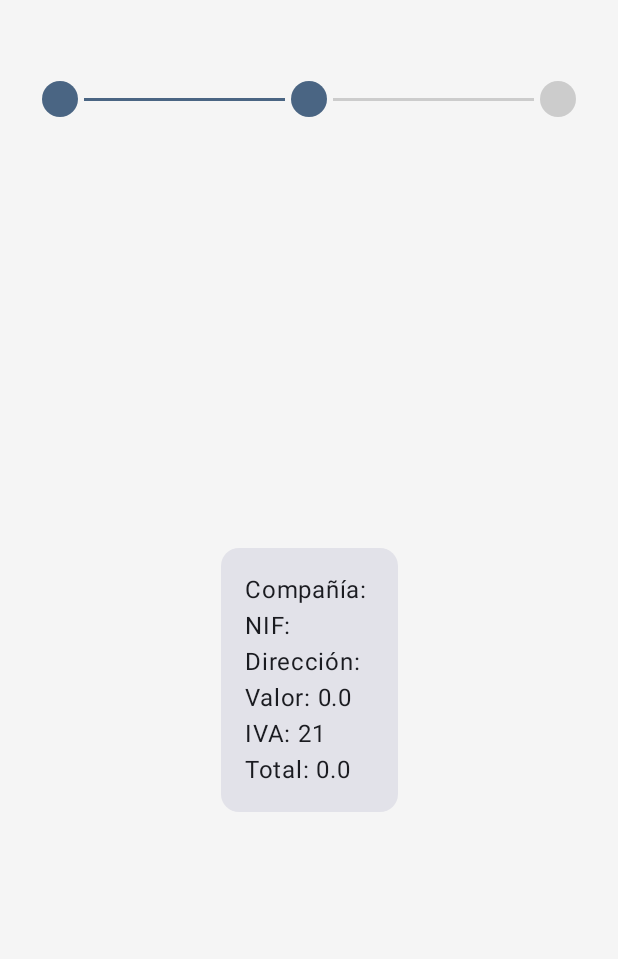
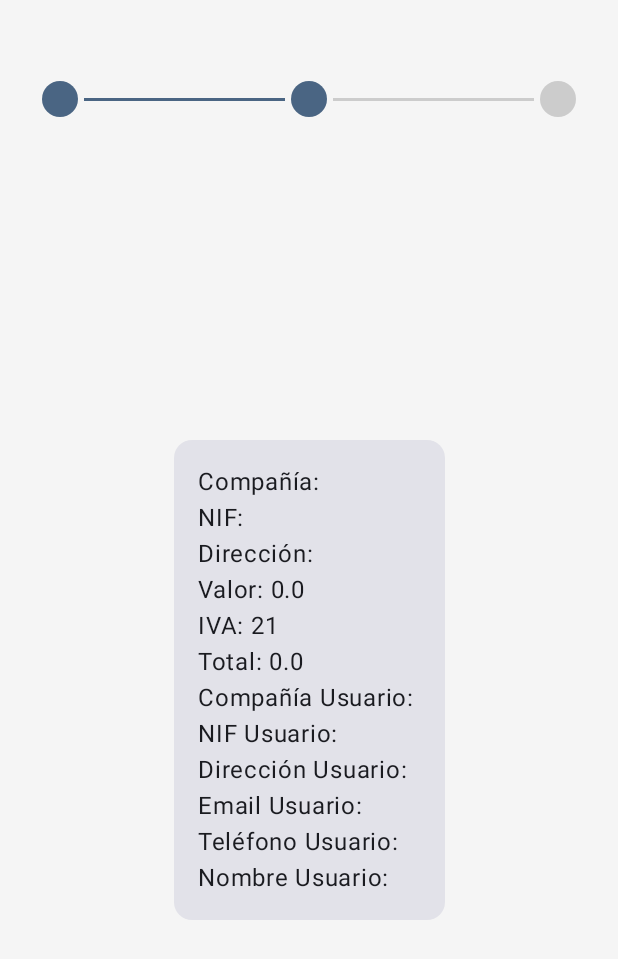
Before and after one commit to AlbaCastilla/Intermodular, an Android app built with Jetpack Compose: the FormularioConProgreso screen opened through its navigation route, after a tap on "Next", on a phone screen of 412 x 824 dp. Shown: the top 959 px of the screen. Run offline under Robolectric (Android 15) with nearby library versions, the phone set to English and light mode, and no system bars; our stand-ins replace Firebase (no records; nobody signed in at launch, a user with empty details on screens opened directly), livedata-compose.

Commit message:
Se guarda el usuario al hacer el login correctamente
Falta guardarlo en la bd

```diff
--- a/app/src/main/java/com/example/intermodular/models/User.kt
+++ b/app/src/main/java/com/example/intermodular/models/User.kt
@@ -5,5 +5,5 @@ package com.example.intermodular.models
      val companiaNombre: String = "",
      val nif: String = "",
      val direccion: String = "",
-     //entiendo q por el prototipo q tenemos --> deberia haber otro atributo de moneyCharged y otro de TOTAL
+
  )
--- a/app/src/main/java/com/example/intermodular/navigation/NavigationWrapper.kt
+++ b/app/src/main/java/com/example/intermodular/navigation/NavigationWrapper.kt
@@ -36,7 +36,7 @@ fun NavigationWrapper (navController: NavHostController) {
     val indicadorProgresoViewModel: IndicadorProgresoViewModel = viewModel()
 
 
-    NavHost(navController = navController, startDestination = AppScreens.FormularioFE.ruta) {
+    NavHost(navController = navController, startDestination = AppScreens.Login.ruta) {
         composable(AppScreens.Home.ruta){
             Home(
                 viewModel = homeViewModel
@@ -45,8 +45,8 @@ fun NavigationWrapper (navController: NavHostController) {
         }
         composable(AppScreens.Login.ruta){
             Login(
-                viewModel = loginViewModel
-                //luego añadiremos el navController q sino da error :)
+                viewModel = loginViewModel,
+                navController = navController
             )
         }
         composable(AppScreens.Registro.ruta){
--- a/app/src/main/java/com/example/intermodular/ui/screens/factEmitidas/form/FormularioFE3.kt
+++ b/app/src/main/java/com/example/intermodular/ui/screens/factEmitidas/form/FormularioFE3.kt
@@ -8,15 +8,18 @@ import androidx.compose.foundation.layout.padding
 import androidx.compose.material3.Card
 import androidx.compose.material3.Text
 import androidx.compose.runtime.Composable
+import androidx.compose.runtime.LaunchedEffect
 import androidx.compose.runtime.getValue
 import androidx.compose.runtime.livedata.observeAsState
 import androidx.compose.ui.Alignment
 import androidx.compose.ui.Modifier
 import androidx.compose.ui.graphics.Color
+import androidx.compose.ui.platform.LocalContext
 import androidx.compose.ui.unit.dp
 import androidx.navigation.NavHostController
 import com.example.intermodular.componentes.indicadorProgreso.IndicadorProgreso
 import com.example.intermodular.componentes.indicadorProgreso.IndicadorProgresoViewModel
+
 
 @Composable
 fun FuncionesFormularioFE3(
@@ -32,6 +35,20 @@ fun FuncionesFormularioFE3(
     val iva by viewModel.iva.observeAsState(21)
     val total by viewModel.total.observeAsState(0.0)
 
+
+    val companiaNombreUsuario by viewModel.companiaNombreUsuario.observeAsState("")
+    val nifUsuario by viewModel.nifUsuario.observeAsState("")
+    val direccionUsuario by viewModel.direccionUsuario.observeAsState("")
+    val emailUsuario by viewModel.emailUsuario.observeAsState("")
+    val phoneNumberUsuario by viewModel.phoneNumberUsuario.observeAsState("")
+    val displayNameUsuario by viewModel.displayNameUsuario.observeAsState("")
+
+
+    val context = LocalContext.current
+
+    LaunchedEffect(Unit) {
+        viewModel.cargarDatosUsuario(context)
+    }
     Column(
         modifier = Modifier
             .fillMaxSize()
@@ -51,6 +68,12 @@ fun FuncionesFormularioFE3(
             valor = valor,
             iva =iva,
             total =total,
+            companiaNombreUsuario = companiaNombreUsuario,
+            nifUsuario = nifUsuario,
+            direccionUsuario = direccionUsuario,
+            emailUsuario = emailUsuario,
+            phoneNumberUsuario = phoneNumberUsuario,
+            displayNameUsuario = displayNameUsuario,
             viewModel = viewModel,
             navController = navController
         )
@@ -65,6 +88,12 @@ fun CardForm2(
     valor: Comparable<*>,
     iva:Int,
     total:Double,
+    companiaNombreUsuario: String,
+    nifUsuario: String,
+    direccionUsuario: String,
+    emailUsuario: String,
+    phoneNumberUsuario: String,
+    displayNameUsuario: String,
     viewModel: FormularioFEViewModel,
     navController: NavHostController
 ) {
@@ -89,6 +118,12 @@ fun CardForm2(
                 Text(text = "Valor: $valor")
                 Text(text = "IVA: $iva")
                 Text(text = "Total: $total")
+                Text(text = "Compañía Usuario: $companiaNombreUsuario")
+                Text(text = "NIF Usuario: $nifUsuario")
+                Text(text = "Dirección Usuario: $direccionUsuario")
+                Text(text = "Email Usuario: $emailUsuario")
+                Text(text = "Teléfono Usuario: $phoneNumberUsuario")
+                Text(text = "Nombre Usuario: $displayNameUsuario")
 
 
                 // More fields can be added as needed
--- a/app/src/main/java/com/example/intermodular/ui/screens/factEmitidas/form/FormularioFEViewModel.kt
+++ b/app/src/main/java/com/example/intermodular/ui/screens/factEmitidas/form/FormularioFEViewModel.kt
@@ -1,11 +1,13 @@
 package com.example.intermodular.ui.screens.factEmitidas.form
 
+import android.content.Context
 import androidx.lifecycle.LiveData
 import androidx.lifecycle.MutableLiveData
 import androidx.lifecycle.ViewModel
 import com.example.intermodular.models.Cliente
 import com.example.intermodular.models.Factura
 import com.google.firebase.firestore.FirebaseFirestore
+
 
 ///*
 //class FormularioFEViewModel: ViewModel() {
@@ -280,6 +282,7 @@ import com.google.firebase.firestore.FirebaseFirestore
 
 class FormularioFEViewModel : ViewModel() {
 
+
     private val _companiaNombre = MutableLiveData<String>()
     val companiaNombre: LiveData<String> = _companiaNombre
 
@@ -305,6 +308,40 @@ class FormularioFEViewModel : ViewModel() {
         } else {
             _nifError.value = "NIF inválido"
         }
+    }
+
+    private val _companiaNombreUsuario = MutableLiveData<String>()
+    val companiaNombreUsuario: LiveData<String> = _companiaNombreUsuario
+
+    private val _nifUsuario = MutableLiveData<String>()
+    val nifUsuario: LiveData<String> = _nifUsuario
+
+    private val _direccionUsuario = MutableLiveData<String>()
+    val direccionUsuario: LiveData<String> = _direccionUsuario
+
+    private val _emailUsuario = MutableLiveData<String>()
+    val emailUsuario: LiveData<String> = _emailUsuario
+
+    private val _phoneNumberUsuario = MutableLiveData<String>()
+    val phoneNumberUsuario: LiveData<String> = _phoneNumberUsuario
+
+    private val _displayNameUsuario = MutableLiveData<String>()
+    val displayNameUsuario: LiveData<String> = _displayNameUsuario
+
+    private var usuarioId: String? = null
+
+    fun cargarDatosUsuario(context: Context) {
+        val sharedPreferences = context.getSharedPreferences("user_data", Context.MODE_PRIVATE)
+
+        // Recuperar los datos guardados en SharedPreferences
+        _companiaNombreUsuario.value = sharedPreferences.getString("company_name", "")
+        _nifUsuario.value = sharedPreferences.getString("nif", "")
+        _direccionUsuario.value = sharedPreferences.getString("address", "")
+        _emailUsuario.value = sharedPreferences.getString("email", "")
+        _phoneNumberUsuario.value = sharedPreferences.getString("phone_number", "")
+        usuarioId = sharedPreferences.getString("user_id", "")
+        _displayNameUsuario.value = sharedPreferences.getString("display_name", "")
+
     }
 
     fun validarNIF(nif: String): Boolean {
--- a/app/src/main/java/com/example/intermodular/ui/screens/login/Login.kt
+++ b/app/src/main/java/com/example/intermodular/ui/screens/login/Login.kt
@@ -12,19 +12,26 @@ import androidx.compose.runtime.livedata.observeAsState
 import androidx.compose.ui.Alignment
 import androidx.compose.ui.Modifier
 import androidx.compose.ui.graphics.Color
+import androidx.compose.ui.platform.LocalContext
 import androidx.compose.ui.text.font.FontWeight
 import androidx.compose.ui.text.input.PasswordVisualTransformation
 import androidx.compose.ui.text.style.TextAlign
 import androidx.compose.ui.unit.dp
 import androidx.compose.ui.unit.sp
+import androidx.navigation.NavHostController
+import com.example.intermodular.navigation.AppScreens
+import com.google.firebase.auth.FirebaseAuth
 
 @OptIn(ExperimentalMaterial3Api::class)
 @Composable
-fun Login(viewModel: LoginViewModel) {
+fun Login(viewModel: LoginViewModel, navController: NavHostController) {
     val email: String by viewModel.email.observeAsState(initial = "")
     val password = viewModel.password.observeAsState(initial = "").value ?: ""
     val loginResult: Boolean? by viewModel.loginResult.observeAsState()
     val userId: String? by viewModel.userId.observeAsState()
+
+    val context = LocalContext.current
+    val user = FirebaseAuth.getInstance().currentUser
 
     Scaffold(
         topBar = {
@@ -92,7 +99,9 @@ fun Login(viewModel: LoginViewModel) {
                             Spacer(modifier = Modifier.height(20.dp))
 
                             Button(
-                                onClick = { viewModel.iniciarSesion() },
+                                onClick = { viewModel.iniciarSesion()
+                                    navController.navigate(AppScreens.FormularioFE.ruta)
+                                    viewModel.guardarDatosUsuario(context, user)},
                                 modifier = Modifier.fillMaxWidth(),
                                 shape = RoundedCornerShape(8.dp)
                             ) {
--- a/app/src/main/java/com/example/intermodular/ui/screens/login/LoginViewModel.kt
+++ b/app/src/main/java/com/example/intermodular/ui/screens/login/LoginViewModel.kt
@@ -4,6 +4,11 @@ import androidx.lifecycle.LiveData
 import androidx.lifecycle.MutableLiveData
 import androidx.lifecycle.ViewModel
 import com.google.firebase.auth.FirebaseAuth
+import android.content.Context
+import android.content.SharedPreferences
+import android.util.Log
+import com.google.firebase.auth.FirebaseUser
+
 
 class LoginViewModel : ViewModel() {
 
@@ -24,12 +29,24 @@ class LoginViewModel : ViewModel() {
     private val _errorMessage = MutableLiveData<String?>()
     val errorMessage: LiveData<String?> = _errorMessage
 
-    // Variables to store additional user info (company name and ID)
+    // Variables to store user info
     private val _companiaNombre = MutableLiveData<String>()
     val companiaNombre: LiveData<String> = _companiaNombre
 
     private val _userId = MutableLiveData<String>()
     val userId: LiveData<String> = _userId
+
+    private val _address = MutableLiveData<String>()
+    val address: LiveData<String> = _address
+
+    private val _nif = MutableLiveData<String>()
+    val nif: LiveData<String> = _nif
+
+    private val _phoneNumber = MutableLiveData<String>()
+    val phoneNumber: LiveData<String> = _phoneNumber
+
+    private val _displayName = MutableLiveData<String>()
+    val displayName: LiveData<String> = _displayName
 
     fun actualizarEmail(newEmail: String) {
         _email.value = newEmail
@@ -58,8 +75,11 @@ class LoginViewModel : ViewModel() {
 
                         // Get additional user data (e.g., company name and user ID)
                         val user = auth.currentUser
-                        _companiaNombre.value = "User's Company Name" // Replace with actual company name logic
+                        _companiaNombre.value =
+                            "User's Company Name" // Replace with actual company name logic
                         _userId.value = user?.uid ?: ""
+
+
                     } else {
                         _loginResult.value = false
                         _errorMessage.value = task.exception?.message
@@ -67,4 +87,28 @@ class LoginViewModel : ViewModel() {
                 }
         }
     }
+
+
+    fun guardarDatosUsuario(context: Context, user: FirebaseUser?) {
+        val sharedPreferences = context.getSharedPreferences("user_data", Context.MODE_PRIVATE)
+        sharedPreferences.edit().apply {
+            // Store FirebaseUser data
+            putString("user_id", user?.uid)
+            putString("email", user?.email)
+
+            // Store additional data from the Firestore document
+            putString("company_name", _companiaNombre.value ?: "")
+            putString("address", _address.value ?: "")
+            putString("nif", _nif.value ?: "")
+
+            // If the user has any other relevant fields (e.g., phone number, display name)
+            putString("phone_number", user?.phoneNumber)
+            putString("display_name", user?.displayName)
+
+            Log.d("LoginViewModel", "guardarDatosUsuario: user_id: ${user?.uid}, email: ${user?.email}, company_name: ${_companiaNombre.value}, address: ${_address.value}, nif: ${_nif.value}, phone_number: ${user?.phoneNumber}, display_name: ${user?.displayName}")
+
+            apply()
+        }
+    }
+
 }
```
